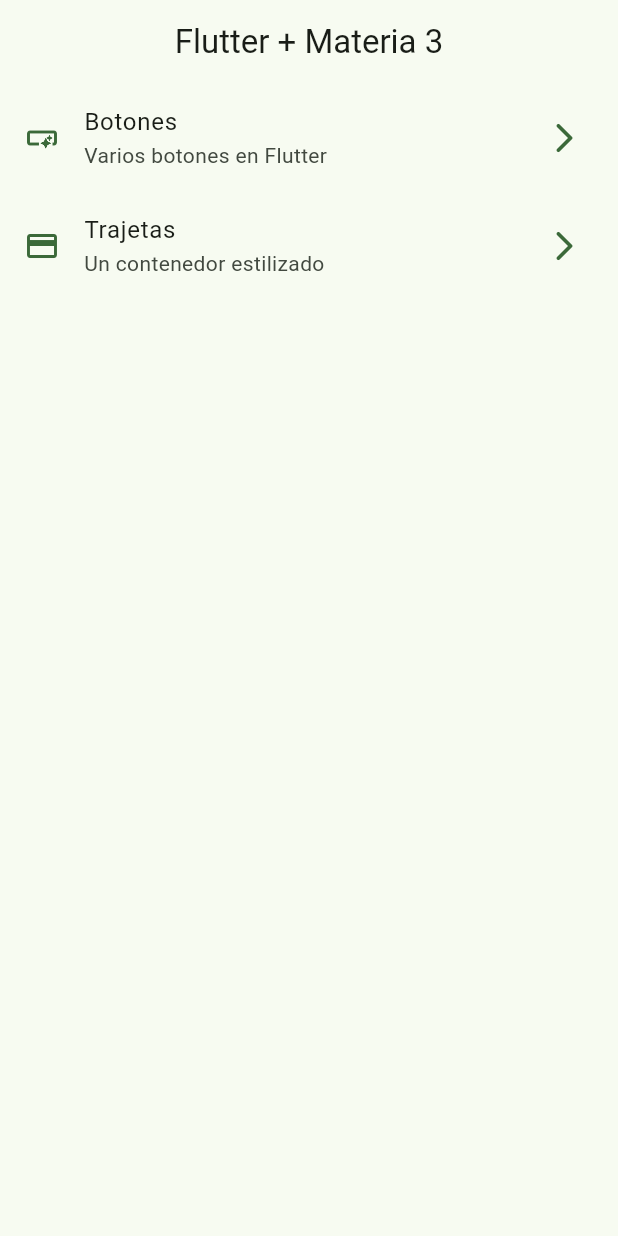
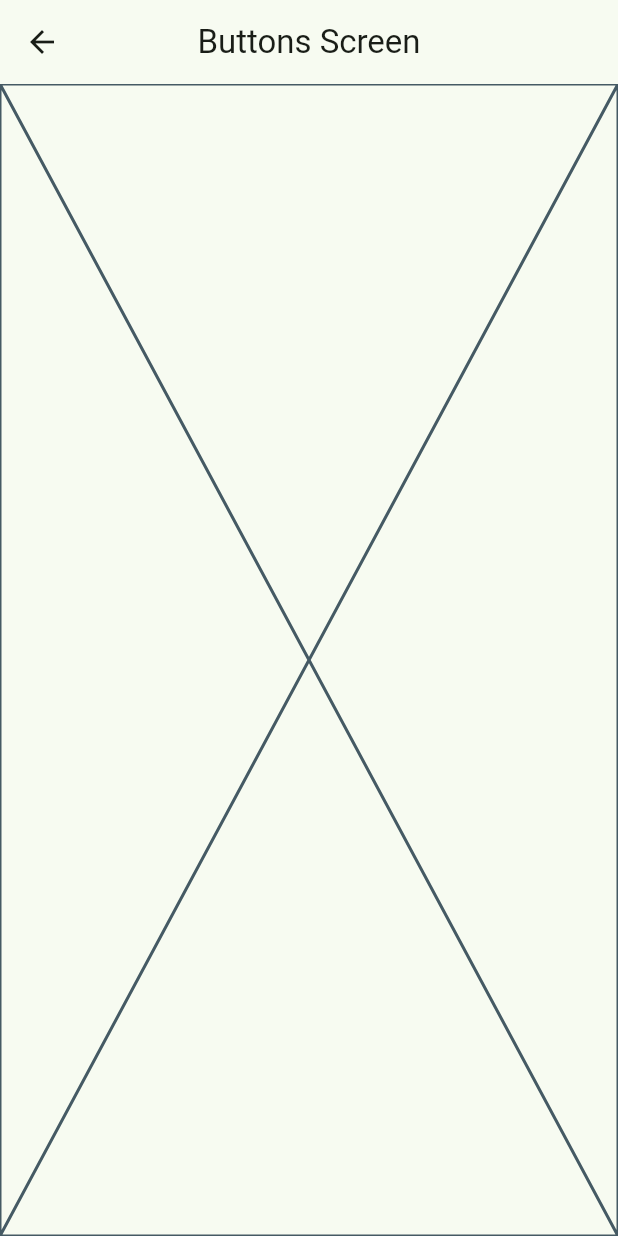
Before and after one commit to TonyNina/widgets_app, a Flutter app: the screen it shows after launch, after a tap on "Botones", on a phone screen of 412 x 824 dp. Run offline on Flutter 3.47's test engine with Material 2 defaults, Android fonts, the phone set to English and light mode, and no system bars.

Commit message:
Rutas básicas cofiguradas

```diff
--- a/lib/config/menu/menu_items.dart
+++ b/lib/config/menu/menu_items.dart
@@ -25,7 +25,7 @@ const appMenuItems = <MenuItem>[
       MenuItem(
       title: 'Trajetas',
       subTitle: 'Un contenedor estilizado',
-      link: '/card',
+      link: '/cards',
       icon: Icons.credit_card
       ),
 
--- a/lib/main.dart
+++ b/lib/main.dart
@@ -1,5 +1,7 @@
 import 'package:flutter/material.dart';
 import 'package:widgets_app/config/theme/app_theme.dart';
+import 'package:widgets_app/presentation/screens/buttons/buttons.dart';
+import 'package:widgets_app/presentation/screens/cards/cards_screen.dart';
 import 'package:widgets_app/presentation/screens/home/home_screen.dart';
 
 void main() {
@@ -15,6 +17,10 @@ class MainApp extends StatelessWidget {
       debugShowCheckedModeBanner: false,
       theme: AppTheme( selectedColor: 2).getTheme(),
       home: const HomeScreen(),
+      routes: {
+        '/buttons': (context) => const ButtonsScreen(),
+        '/cards': (context) => const CardsScreen(),
+      },
     );
   }
 }
--- /dev/null
+++ b/lib/presentation/screens/buttons/buttons.dart
@@ -0,0 +1,15 @@
+import 'package:flutter/material.dart';
+
+class ButtonsScreen extends StatelessWidget {
+  const ButtonsScreen({super.key});
+
+  @override
+  Widget build(BuildContext context) {
+    return Scaffold(
+      appBar: AppBar(
+        title: const Text('Buttons Screen')
+      ),
+      body: const Placeholder(),
+    );
+  }
+}
--- a/lib/presentation/screens/home/home_screen.dart
+++ b/lib/presentation/screens/home/home_screen.dart
@@ -1,5 +1,6 @@
 import 'package:flutter/material.dart';
 import 'package:widgets_app/config/menu/menu_items.dart';
+import 'package:widgets_app/presentation/screens/buttons/buttons.dart';
 
 
 class HomeScreen extends StatelessWidget {
@@ -55,7 +56,18 @@ class _CustomListTile extends StatelessWidget {
       title: Text(menuItem.title),
       subtitle: Text(menuItem.subTitle),
       onTap: () {
-        //Todo: navegar a otra pantalla
+
+
+
+        // Navigator.of(context).push(
+        //   MaterialPageRoute(
+        //     builder: (context) => const ButtonsScreen(),
+        //   )
+        // );
+        Navigator.pushNamed(context, menuItem.link);
+
+
+
       },
     );
   }
```
Also changed, not shown: lib/presentation/screens/cards/cards_screen.dart (added, +15 -0 lines).
